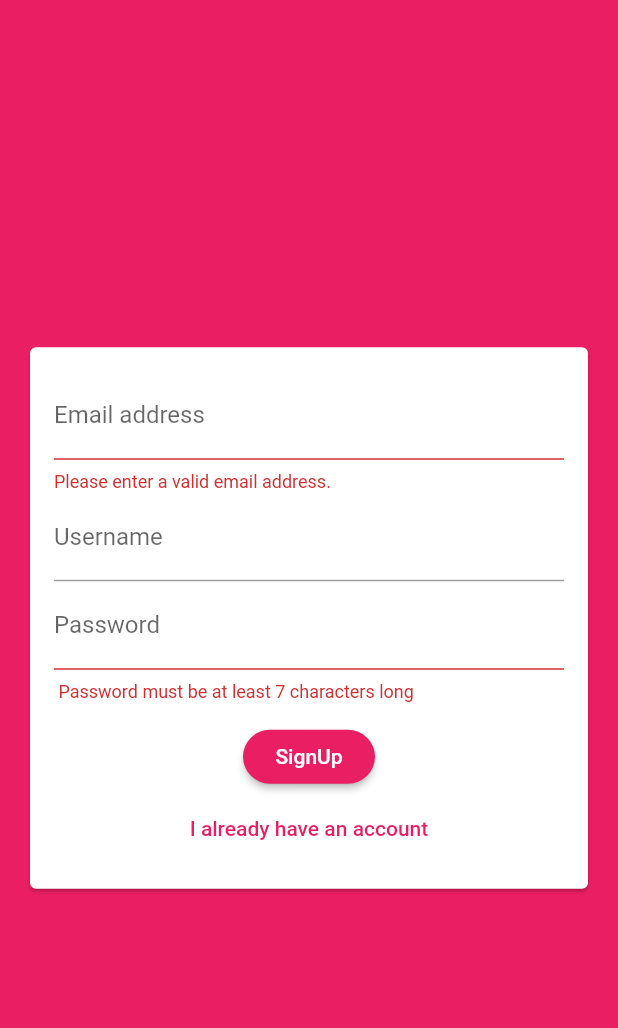
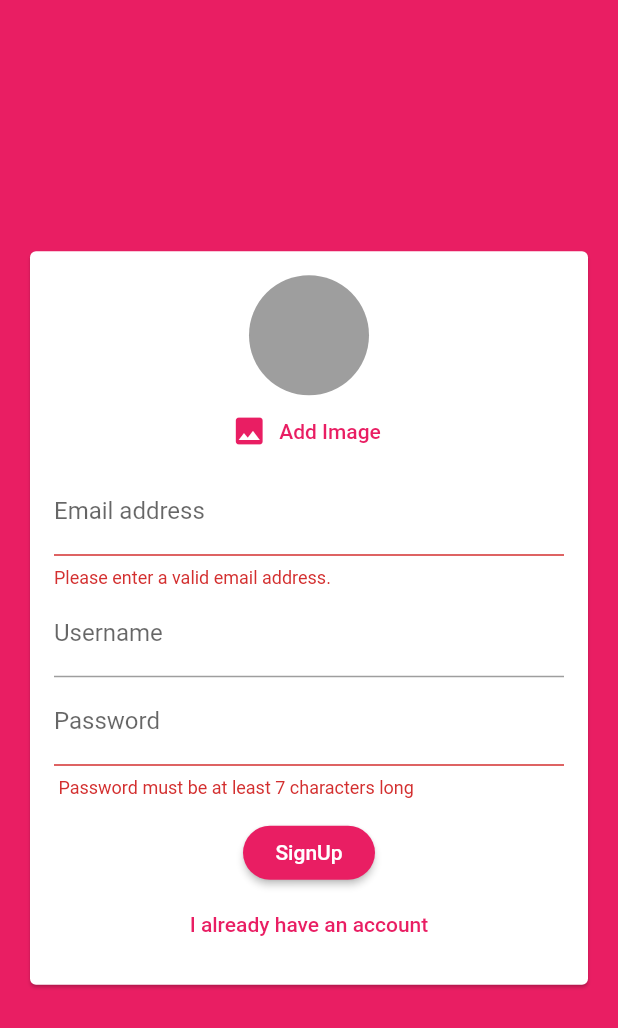
Before and after one commit to MEbadifar/chat_app, a Flutter app: the screen it shows after launch, after a tap on "Login", after a tap on "Create a new Account", on a phone screen of 412 x 824 dp. Shown: the top 1028 px of the screen. Run offline on Flutter 3.47's test engine with Material 2 defaults, Android fonts, the phone set to English and light mode, and no system bars; our stand-ins replace cloud_firestore, firebase_auth, firebase_core, firebase_storage, image_picker; accounts and stored records are empty.

Commit message:
display the user image for bobble massage

```diff
--- a/lib/main.dart
+++ b/lib/main.dart
@@ -1,9 +1,10 @@
-import 'package:chat_app/screens/chat_screen.dart';
 import 'package:flutter/material.dart';
-import 'package:chat_app/screens/auth_screen.dart';
+
 import 'package:firebase_auth/firebase_auth.dart';
 
-import 'widgets/auth_form.dart';
+import 'screens/auth_screen.dart';
+import 'screens/chat_screen.dart';
+import 'widgets/auth/auth_form.dart';
 
 void main() {
   // WidgetsFlutterBinding.ensureInitialized();
@@ -14,7 +15,7 @@ void main() {
 }
 
 class MyApp extends StatelessWidget {
-  const MyApp({Key? key}) : super(key: key);
+  const MyApp();
 
   // This widget is the root of your application.
   @override
@@ -36,10 +37,10 @@ class MyApp extends StatelessWidget {
         ),
       ),
       home: StreamBuilder(
-          stream: FirebaseAuth.instance.authStateChanges(),
+          stream: FirebaseAuth.instance.onAuthStateChanged,
           builder: (BuildContext ctx, usersnapshot) {
             if (usersnapshot.hasData) {
-              return const ChatScreen();
+              return ChatScreen();
             }
             return const AuthScreen();
           }),
--- a/lib/screens/auth_screen.dart
+++ b/lib/screens/auth_screen.dart
@@ -1,14 +1,16 @@
 import 'dart:core';
+import 'dart:io';
+
+import 'package:cloud_firestore/cloud_firestore.dart';
+import 'package:firebase_auth/firebase_auth.dart';
 import 'package:flutter/material.dart';
-import 'package:firebase_auth/firebase_auth.dart';
 import 'package:flutter/services.dart';
+import 'package:firebase_storage/firebase_storage.dart';
 
-import '../widgets/auth_form.dart';
-import 'package:cloud_firestore/cloud_firestore.dart';
+import '../widgets/auth/auth_form.dart';
 
 class AuthScreen extends StatefulWidget {
-  const AuthScreen({Key? key}) : super(key: key);
-
+  const AuthScreen();
   @override
   State<AuthScreen> createState() => _AuthScreenState();
 }
@@ -20,10 +22,11 @@ class _AuthScreenState extends State<AuthScreen> {
     String email,
     String password,
     String username,
+    File image,
     bool isLogin,
     BuildContext ctx,
   ) async {
-    UserCredential authResult;
+    AuthResult authResult;
     try {
       setState(() {
         _isLoading = true;
@@ -39,17 +42,27 @@ class _AuthScreenState extends State<AuthScreen> {
           password: password,
         );
       }
-      await FirebaseFirestore.instance
+      final ref = FirebaseStorage.instance
+          .ref()
+          .child('user_image')
+          .child(authResult.user.uid + '.jpg');
+
+      await ref.putFile(image).onComplete;
+
+      final url=await ref.getDownloadURL();
+
+      await Firestore.instance
           .collection('users')
-          .doc(authResult.user!.uid)
-          .set({
+          .document(authResult.user.uid)
+          .setData({
         'username': username,
         'email': email,
+        'image_ulr':url,
       });
     } on PlatformException catch (err) {
       var message = 'An error occurred , please check your credentials!';
       if (err.message != null) {
-        message = err.message!;
+        message = err.message;
       }
       Scaffold.of(ctx).showSnackBar(
         SnackBar(
--- /dev/null
+++ b/lib/widgets/auth/auth_form.dart
@@ -0,0 +1,150 @@
+import 'dart:io';
+import 'package:flutter/material.dart';
+
+import '../pickers/user_image_picker.dart';
+
+class AuthForm extends StatefulWidget {
+  const AuthForm(
+    this.submitFn,
+    this.isLoading,
+  );
+
+  final bool isLoading;
+  final void Function(
+    String email,
+    String password,
+    String username,
+    File image,
+    bool isLogin,
+    BuildContext ctx,
+  ) submitFn;
+
+  @override
+  State<AuthForm> createState() => _AuthFormState();
+}
+
+class _AuthFormState extends State<AuthForm> {
+  final _formKey = GlobalKey<FormState>();
+  bool _isLogin = true;
+  String _userEmail = '';
+  String _userName = '';
+  String _userPassword = '';
+  File _userImageFile;
+
+  void _pickedImage(File image) {
+    _userImageFile = image;
+  }
+
+  void _trySubmit() {
+    final isValid = _formKey.currentState.validate();
+    FocusScope.of(context).unfocus();
+
+    if (_userImageFile == null && !_isLogin) {
+      Scaffold.of(context).showSnackBar(SnackBar(
+        content: Text('Please pick an Image.'),
+        backgroundColor: Theme.of(context).errorColor,
+      ));
+      return;
+    }
+    if (isValid) {
+      _formKey.currentState.save();
+      widget.submitFn(
+        _userEmail.trim(),
+        _userPassword.trim(),
+        _userName.trim(),
+        _userImageFile,
+        _isLogin,
+        context,
+      );
+    }
+  }
+
+  @override
+  Widget build(BuildContext context) {
+    return Center(
+      child: Card(
+        margin: const EdgeInsets.all(20),
+        child: SingleChildScrollView(
+          child: Padding(
+            padding: const EdgeInsets.all(16),
+            child: Form(
+              key: _formKey,
+              child: Column(
+                mainAxisSize: MainAxisSize.min,
+                children: [
+                  if (!_isLogin) UserImagePicker(_pickedImage),
+                  TextFormField(
+                    key: const ValueKey('email'),
+                    validator: (value) {
+                      if (value.isEmpty || !value.contains('@')) {
+                        return 'Please enter a valid email address.';
+                      }
+                      return null;
+                    },
+                    keyboardType: TextInputType.emailAddress,
+                    decoration: const InputDecoration(
+                      labelText: 'Email address',
+                    ),
+                    onSaved: ((value) {
+                      _userEmail = value;
+                    }),
+                  ),
+                  if (!_isLogin)
+                    TextFormField(
+                      key: const ValueKey('username'),
+                      validator: (value) {
+                        if (value.isEmpty || value.length < 4) {
+                          return 'at least 7 characters long';
+                        }
+                        return null;
+                      },
+                      decoration: const InputDecoration(
+                        labelText: 'Username',
+                      ),
+                      onSaved: ((value) {
+                        _userName = value;
+                      }),
+                    ),
+                  TextFormField(
+                    key: const ValueKey('password'),
+                    validator: ((value) {
+                      if (value.isEmpty || value.length < 7) {
+                        return ' Password must be at least 7 characters long';
+                      }
+                      return null;
+                    }),
+                    decoration: const InputDecoration(labelText: 'Password'),
+                    obscureText: true,
+                    onSaved: ((value) {
+                      _userPassword = value;
+                    }),
+                  ),
+                  const SizedBox(
+                    height: 12,
+                  ),
+                  if (widget.isLoading) CircularProgressIndicator(),
+                  if (!widget.isLoading)
+                    RaisedButton(
+                      onPressed: _trySubmit,
+                      child: Text(_isLogin ? 'Login' : 'SignUp'),
+                    ),
+                  if (!widget.isLoading)
+                    FlatButton(
+                        textColor: Theme.of(context).primaryColor,
+                        onPressed: () {
+                          setState(() {
+                            _isLogin = !_isLogin;
+                          });
+                        },
+                        child: Text(_isLogin
+                            ? 'Create a new Account'
+                            : 'I already have an account'))
+                ],
+              ),
+            ),
+          ),
+        ),
+      ),
+    );
+  }
+}
--- /dev/null
+++ b/lib/widgets/pickers/user_image_picker.dart
@@ -0,0 +1,45 @@
+import 'dart:io';
+
+import 'package:flutter/material.dart';
+import 'package:image_picker/image_picker.dart';
+
+class UserImagePicker extends StatefulWidget {
+  final void Function(File pickedImage) imagePickFn;
+  const UserImagePicker(this.imagePickFn);
+
+  @override
+  State<UserImagePicker> createState() => _UserImagePickerState();
+}
+
+class _UserImagePickerState extends State<UserImagePicker> {
+  File _pickedImage;
+  void _pickerImage() async {
+    final pickedImageFile =
+        await ImagePicker.pickImage(source: ImageSource.camera,imageQuality: 50,maxWidth: 150);
+
+    setState(() {
+      _pickedImage = pickedImageFile;
+    });
+    widget.imagePickFn(pickedImageFile);
+  }
+
+  @override
+  Widget build(BuildContext context) {
+    return Column(
+      children: [
+        CircleAvatar(
+          radius: 40,
+          backgroundColor: Colors.grey,
+          backgroundImage:
+              _pickedImage != null ? FileImage(_pickedImage) : null,
+        ),
+        FlatButton.icon(
+          textColor: Theme.of(context).primaryColor,
+          onPressed: _pickerImage,
+          icon: Icon(Icons.image),
+          label: Text('Add Image'),
+        ),
+      ],
+    );
+  }
+}
```
Also changed, not shown: lib/screens/chat_screen.dart (+13 -29 lines), lib/widgets/chat/message_bubble.dart (added, +70 -0 lines), lib/widgets/chat/messages.dart (added, +47 -0 lines), lib/widgets/chat/new_message.dart (added, +59 -0 lines), pubspec.yaml (+19 -21 lines), pubspec.lock, 2 other files.
